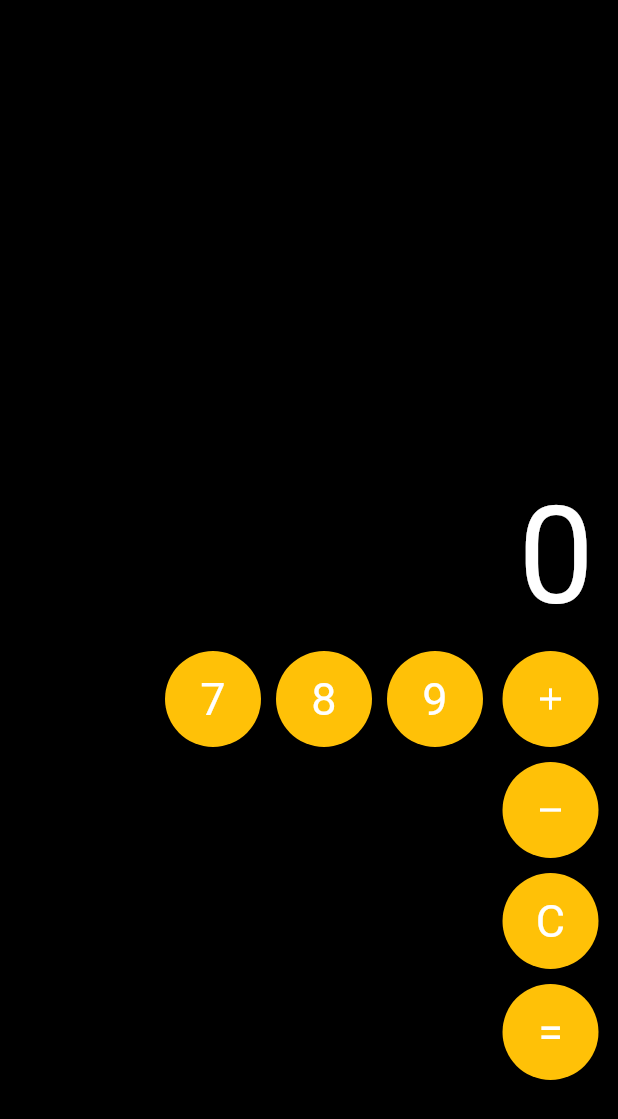
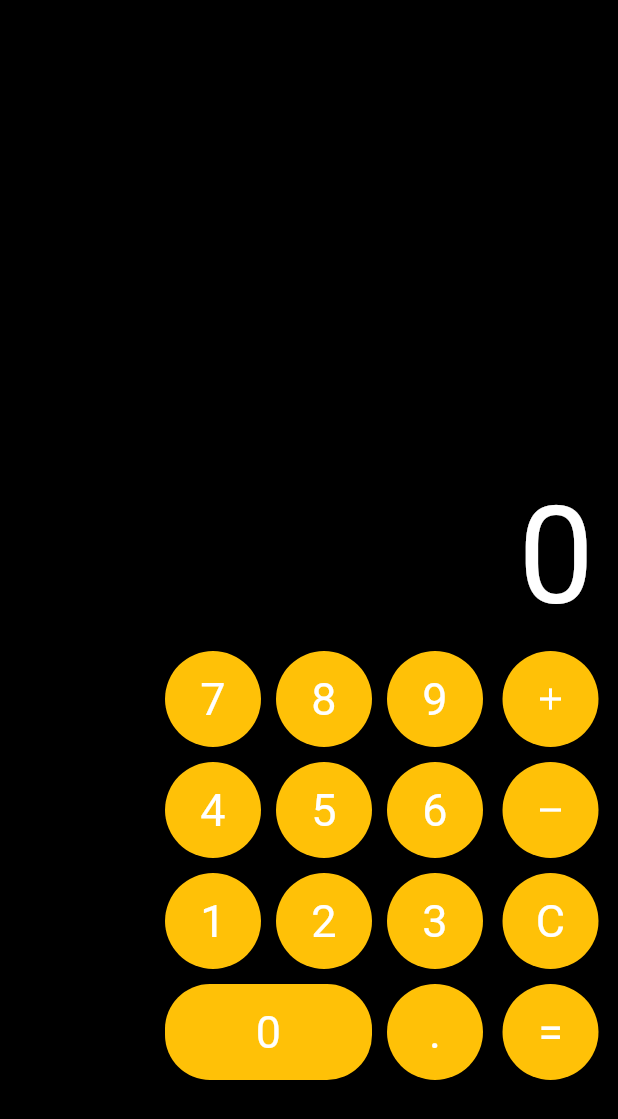
Before and after one commit to zx085055/counter-app, a Flutter app: the screen it shows after launch, after a tap on the "remove" icon, on a phone screen of 412 x 824 dp. Shown: the top 1119 px of the screen. Run offline on Flutter 3.47's test engine with Material 2 defaults, Android fonts, the light colour scheme and no system bars; our stand-ins replace decimal, flutter_riverpod.

Commit message:
簡易計算機完成

```diff
--- a/lib/src/model/counter_model.dart
+++ b/lib/src/model/counter_model.dart
@@ -1,7 +1,7 @@
 class CounterModel {
   CounterEnum? status;
-  String number;
-  String temp;
+  String number; ///被加減數
+  String temp; ///加減數
 
   CounterModel({
     this.status = CounterEnum.none,
--- a/lib/src/notifier/counter_notifier.dart
+++ b/lib/src/notifier/counter_notifier.dart
@@ -1,3 +1,4 @@
+import 'package:decimal/decimal.dart';
 import 'package:flutter_riverpod/flutter_riverpod.dart';
 
 import '../model/counter_model.dart';
@@ -8,22 +9,22 @@ class CounterNotifier extends StateNotifier<CounterModel> {
   CounterModel getValue() => state;
 
   void add() {
-    state.status = CounterEnum.addWait;
+    state.temp = "0";
+    state.status = CounterEnum.addWait; //當輸入加減數時才會將狀態改為
   }
 
   void reduce() {
+    state.temp = "0";
     state.status = CounterEnum.reduceWait;
   }
 
   void equal() {
     switch (state.status) {
       case CounterEnum.add:
-        state.number = (double.parse(state.number) + double.parse(state.temp)).toString();
+        state.number = (Decimal.parse(state.number) + Decimal.parse(state.temp)).toString();
         break;
       case CounterEnum.reduce:
-        state.number = (double.parse(state.number) - double.parse(state.temp)).toString();
-        break;
-      case CounterEnum.none:
+        state.number = (Decimal.parse(state.number) - Decimal.parse(state.temp)).toString();
         break;
       default:
         break;
@@ -34,7 +35,7 @@ class CounterNotifier extends StateNotifier<CounterModel> {
 
   void inputNumber(String chat) {
     if (state.status != CounterEnum.none) {
-      checkStatus();
+      changeStatus();
       state.temp = addString(state.temp, chat);
     } else {
       state.number = addString(state.number, chat);
@@ -52,14 +53,15 @@ class CounterNotifier extends StateNotifier<CounterModel> {
   }
 
   String addString(String origin, String chat) {
-    if ((origin == "0" && chat == "0") || (origin.indexOf(".") == origin.length - 1 && chat == ".") || origin.contains(".")) {
+    ///阻擋一直輸入0及小數點
+    if ((origin == "0" && chat == "0") || (origin.contains(".") && chat == ".")) {
       return origin;
     } else {
-      return origin == "0" ? origin = chat : origin += chat;
+      return origin == "0" && chat != "." ? origin = chat : origin += chat;
     }
   }
 
-  void checkStatus() {
+  void changeStatus() {
     if (state.status == CounterEnum.addWait) {
       state.status = CounterEnum.add;
     } else if (state.status == CounterEnum.reduceWait) {
--- a/lib/src/page/counter.dart
+++ b/lib/src/page/counter.dart
@@ -2,20 +2,38 @@ import 'package:flutter/cupertino.dart';
 import 'package:flutter/material.dart';
 import 'package:flutter_riverpod/flutter_riverpod.dart';
 import 'package:riverpod_counter/src/notifier/counter_notifier.dart';
+import '../model/counter_model.dart';
 
-import '../model/counter_model.dart';
+/// * 操作流程
+/// 加減號亮時會顯示被加減數，需輸入加減數符號才會暗下來
+/// 輸入完加減數後必須點等於運算才會顯示加減後結果並清除加減數
+/// 加減數清除後可再次輸入，再次清除時會把被加減數清除
+/// *
 
 final counterProvider = StateProvider((ref) {
   return CounterNotifier();
 });
 
-Widget circleButton({required Function onPressed, required Widget child, Color buttonBg = Colors.amber}) {
+class Counter extends ConsumerWidget {
+  const Counter({Key? key}) : super(key: key);
+
+  Widget _numCircleButton({required WidgetRef ref, required String num, Color buttonBg = Colors.amber}) {
     return SizedBox(
       width: 64,
       height: 64,
       child: ElevatedButton(
-      onPressed: onPressed(),
-      child: child,
+        onPressed: () {
+          ref.read(counterProvider.state).state.inputNumber(num);
+          ref.refresh(counterProvider.state);
+        },
+        child: Text(
+          num,
+          style: const TextStyle(
+            color: Colors.white,
+            fontSize: 30,
+            fontWeight: FontWeight.w400,
+          ),
+        ),
         style: ElevatedButton.styleFrom(
           shape: const CircleBorder(),
           primary: buttonBg,
@@ -24,9 +42,6 @@ Widget circleButton({required Function onPressed, required Widget child, Color b
       ),
     );
   }
-
-class Counter extends ConsumerWidget {
-  const Counter({Key? key}) : super(key: key);
 
   @override
   Widget build(BuildContext context, WidgetRef ref) {
@@ -59,25 +74,104 @@ class Counter extends ConsumerWidget {
             ),
             Row(
               children: [
+                ///數字列
                 Expanded(
                   child: Container(
                     height: 400,
                     padding: const EdgeInsets.only(top: 10),
-                    child: Wrap(
+                    child: Column(
                       children: [
                         Row(
                           mainAxisAlignment: MainAxisAlignment.end,
                           children: [
+                            _numCircleButton(
+                              ref: ref,
+                              num: "7",
+                            ),
+                            const SizedBox(
+                              width: 10,
+                            ),
+                            _numCircleButton(
+                              ref: ref,
+                              num: "8",
+                            ),
+                            const SizedBox(
+                              width: 10,
+                            ),
+                            _numCircleButton(
+                              ref: ref,
+                              num: "9",
+                            ),
+                          ],
+                        ),
+                        const SizedBox(
+                          height: 10,
+                        ),
+                        Row(
+                          mainAxisAlignment: MainAxisAlignment.end,
+                          children: [
+                            _numCircleButton(
+                              ref: ref,
+                              num: "4",
+                            ),
+                            const SizedBox(
+                              width: 10,
+                            ),
+                            _numCircleButton(
+                              ref: ref,
+                              num: "5",
+                            ),
+                            const SizedBox(
+                              width: 10,
+                            ),
+                            _numCircleButton(
+                              ref: ref,
+                              num: "6",
+                            ),
+                          ],
+                        ),
+                        const SizedBox(
+                          height: 10,
+                        ),
+                        Row(
+                          mainAxisAlignment: MainAxisAlignment.end,
+                          children: [
+                            _numCircleButton(
+                              ref: ref,
+                              num: "1",
+                            ),
+                            const SizedBox(
+                              width: 10,
+                            ),
+                            _numCircleButton(
+                              ref: ref,
+                              num: "2",
+                            ),
+                            const SizedBox(
+                              width: 10,
+                            ),
+                            _numCircleButton(
+                              ref: ref,
+                              num: "3",
+                            ),
+                          ],
+                        ),
+                        const SizedBox(
+                          height: 10,
+                        ),
+                        Row(
+                          mainAxisAlignment: MainAxisAlignment.end,
+                          children: [
                             SizedBox(
-                              width: 64,
+                              width: 138,
                               height: 64,
                               child: ElevatedButton(
                                 onPressed: () {
-                                  ref.read(counterProvider.state).state.inputNumber("7");
+                                  ref.read(counterProvider.state).state.inputNumber("0");
                                   ref.refresh(counterProvider.state);
                                 },
                                 child: const Text(
-                                  "7",
+                                  "0",
                                   style: TextStyle(
                                     color: Colors.white,
                                     fontSize: 30,
@@ -85,7 +179,9 @@ class Counter extends ConsumerWidget {
                                   ),
                                 ),
                                 style: ElevatedButton.styleFrom(
-                                  shape: const CircleBorder(),
+                                  shape: RoundedRectangleBorder(
+                                    borderRadius: BorderRadius.circular(30.0),
+                                  ),
                                   primary: Colors.amber,
                                   onPrimary: Colors.white30,
                                 ),
@@ -94,54 +190,9 @@ class Counter extends ConsumerWidget {
                             const SizedBox(
                               width: 10,
                             ),
-                            SizedBox(
-                              width: 64,
-                              height: 64,
-                              child: ElevatedButton(
-                                onPressed: () {
-                                  ref.read(counterProvider.state).state.inputNumber("8");
-                                  ref.refresh(counterProvider.state);
-                                },
-                                child: const Text(
-                                  "8",
-                                  style: TextStyle(
-                                    color: Colors.white,
-                                    fontSize: 30,
-                                    fontWeight: FontWeight.w400,
-                                  ),
-                                ),
-                                style: ElevatedButton.styleFrom(
-                                  shape: const CircleBorder(),
-                                  primary: Colors.amber,
-                                  onPrimary: Colors.white30,
-                                ),
-                              ),
-                            ),
-                            const SizedBox(
-                              width: 10,
-                            ),
-                            SizedBox(
-                              width: 64,
-                              height: 64,
-                              child: ElevatedButton(
-                                onPressed: () {
-                                  ref.read(counterProvider.state).state.inputNumber("9");
-                                  ref.refresh(counterProvider.state);
-                                },
-                                child: const Text(
-                                  "9",
-                                  style: TextStyle(
-                                    color: Colors.white,
-                                    fontSize: 30,
-                                    fontWeight: FontWeight.w400,
-                                  ),
-                                ),
-                                style: ElevatedButton.styleFrom(
-                                  shape: const CircleBorder(),
-                                  primary: Colors.amber,
-                                  onPrimary: Colors.white30,
-                                ),
-                              ),
+                            _numCircleButton(
+                              ref: ref,
+                              num: ".",
                             ),
                           ],
                         ),
@@ -149,6 +200,7 @@ class Counter extends ConsumerWidget {
                     ),
                   ),
                 ),
+                ///符號列
                 Container(
                   height: 400,
                   width: 90,
--- a/pubspec.yaml
+++ b/pubspec.yaml
@@ -30,12 +30,13 @@ dependencies:
   flutter:
     sdk: flutter
 
-
   # The following adds the Cupertino Icons font to your application.
   # Use with the CupertinoIcons class for iOS style icons.
   cupertino_icons: ^1.0.2
   # riverpod
   flutter_riverpod: ^1.0.3
+  # decimal
+  decimal: ^2.1.0
 
 dev_dependencies:
   flutter_test:
```
Also changed, not shown: pubspec.lock. Lines whose indentation alone changed are shown as unchanged.
